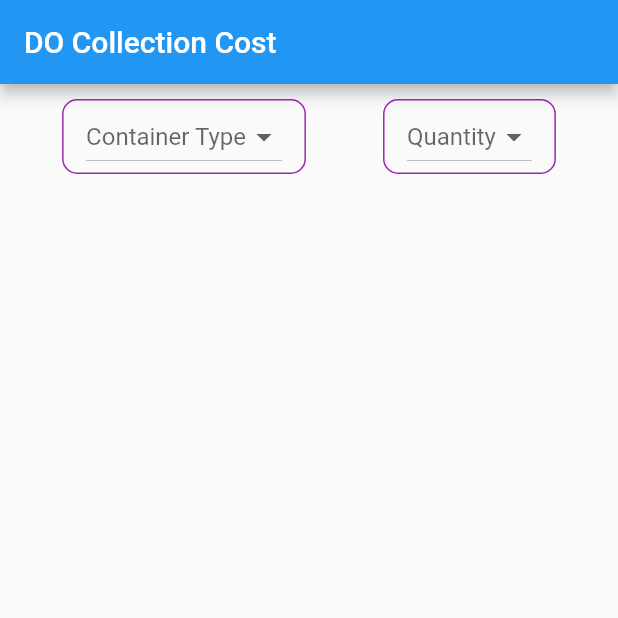
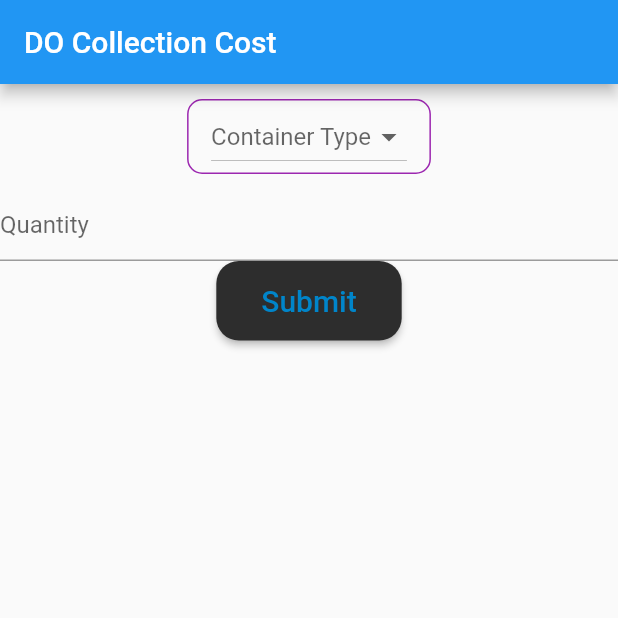
Before and after one commit to IshtiaqAhmadRion/phoenix_do_payment, a Flutter app: the screen it shows after launch, on a phone screen of 412 x 824 dp, the top half of it. Run offline on Flutter 3.47's test engine with Material 2 defaults, Android fonts, the light colour scheme and no system bars.

Commit message:
Quantity from field

```diff
--- a/lib/containerDetails.dart
+++ b/lib/containerDetails.dart
@@ -1,4 +1,5 @@
 import 'package:flutter/material.dart';
+import 'package:phoenix_do_payment/quantity.dart';
 
 class ContainerDetails extends StatefulWidget {
   @override
@@ -11,7 +12,12 @@ class _ContainerDetailsState extends State<ContainerDetails> {
   @override
   Widget build(BuildContext context) {
     //Total Column
-    return Column(
+    return Center(
+      child: Column(
+        // mainAxisAlignment: MainAxisAlignment.start,
+        // mainAxisSize: MainAxisSize.max,
+        // crossAxisAlignment: CrossAxisAlignment.center,
+
         children: [
           //1st Row
           Row(
@@ -43,45 +49,18 @@ class _ContainerDetailsState extends State<ContainerDetails> {
                       );
                     }).toList(),
                   ),
-
                 ),
-
               ),
               //Quantity in first row
-          Padding(
-              padding: const EdgeInsets.all(10.0),
-              child: Container(
-                decoration: buildBoxDecoration(),
-                padding: EdgeInsets.only(left: 15, right: 15),
-                child: DropdownButton(
-                  hint: Text(
-                    "Quantity",
+            ],
           ),
-                  value: type,
-                  onChanged: (newValue) {
-                    setState(() {
-                      type = newValue;
-                    });
-                  },
-                  items: size.map((sizeItem) {
-                    return DropdownMenuItem(
-                      value: sizeItem,
-                      child: Text(
-                        sizeItem,
-                        textAlign: TextAlign.center,
+          Container(
+            child: QuantityTextFromField(),
           ),
-                    );
-                  }).toList(),
-                ),
-
-              ),
-
-            ),
-
+          // ignore: deprecated_member_use
 
         ],
       ),
-      ],
     );
   }
 
--- /dev/null
+++ b/lib/quantity.dart
@@ -0,0 +1,48 @@
+import 'package:flutter/material.dart';
+
+class QuantityTextFromField extends StatefulWidget {
+  const QuantityTextFromField({Key key}) : super(key: key);
+
+  @override
+  _QuantityTextFromFieldState createState() => _QuantityTextFromFieldState();
+}
+
+class _QuantityTextFromFieldState extends State<QuantityTextFromField> {
+  final quantityKey = GlobalKey<FormState>();
+  @override
+  Widget build(BuildContext context) {
+    return Container(
+      child: Column(
+        children: [
+          Form(
+            key: quantityKey,
+            child: TextFormField(
+              validator: (value) {
+                if (value.length < 1) {
+                  return 'Please Enter Quantity';
+                } else {
+                  return null;
+                }
+              },
+              decoration: InputDecoration(hintText: 'Quantity'),
+            ),
+          ),
+          // ignore: deprecated_member_use
+          RaisedButton(
+              shape: RoundedRectangleBorder(
+                  borderRadius: BorderRadius.circular(15)),
+              padding: EdgeInsets.symmetric(vertical: 15.0, horizontal: 30.0),
+              child: Text(
+                "Submit",
+                style: (TextStyle(fontSize: 20.00)),
+              ),
+              color: Color(0xff2D2D2D),
+              textColor: Color(0xff0085CA),
+              onPressed: () {
+                quantityKey.currentState.validate();
+              }),
+        ],
+      ),
+    );
+  }
+}
```
Lines whose indentation alone changed are shown as unchanged.
